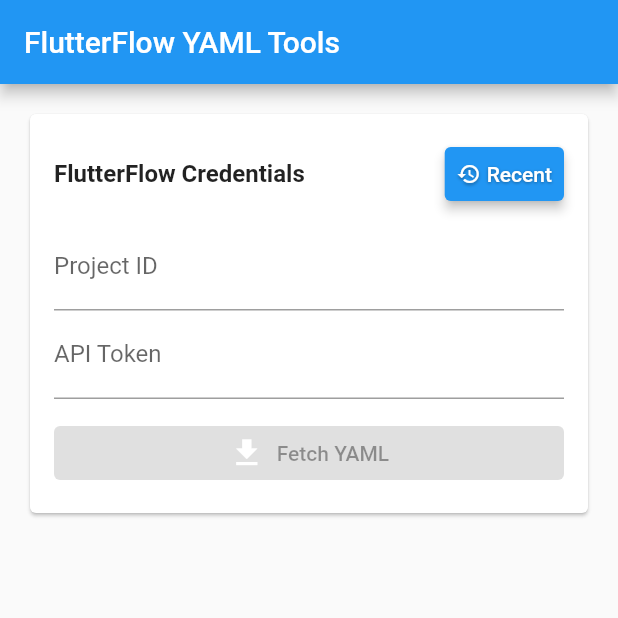
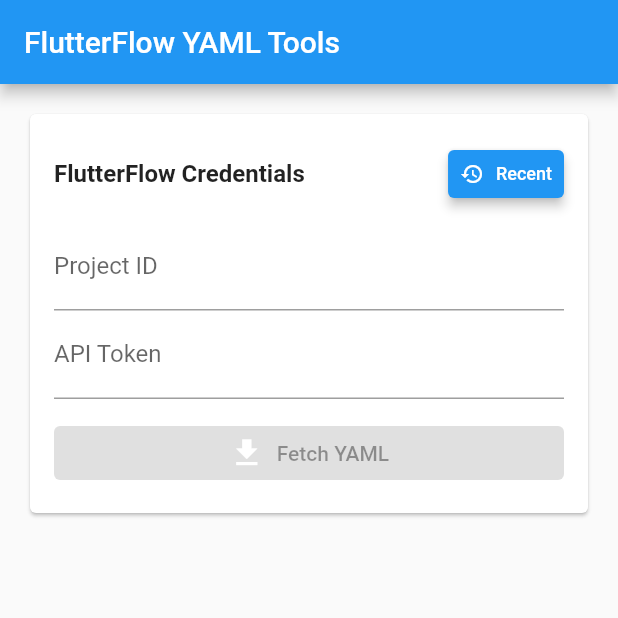
Before and after one commit to sgardoll/yamlTools, a Flutter app: the screen it shows after launch, on a phone screen of 412 x 824 dp, the top half of it. Run offline on Flutter 3.47's test engine with Material 3 defaults, Android fonts, the light colour scheme and no system bars; our stand-ins replace shared_preferences, yaml; missing offline and left inert: dart:html.

Commit message:
Fix icon display and font issues

```diff
--- a/lib/screens/home_screen.dart
+++ b/lib/screens/home_screen.dart
@@ -876,43 +876,25 @@
                           Text('FlutterFlow Credentials',
                               style: TextStyle(
                                   fontSize: 16, fontWeight: FontWeight.bold)),
-                          ElevatedButton(
-                            child: Row(
-                              mainAxisSize: MainAxisSize.min,
-                              children: [
-                                Icon(
-                                  Icons.history,
-                                  size: 16,
-                                  color: Colors.white,
-                                  shadows: [
-                                    Shadow(
-                                      color: Colors.black38,
-                                      blurRadius: 2,
-                                      offset: Offset(0, 1),
-                                    ),
-                                  ],
-                                ),
-                                SizedBox(width: 4),
-                                Text(
-                                  'Recent',
-                                  style: TextStyle(
-                                    shadows: [
-                                      Shadow(
-                                        color: Colors.black38,
-                                        blurRadius: 2,
-                                        offset: Offset(0, 1),
-                                      ),
-                                    ],
-                                  ),
-                                ),
-                              ],
+                          ElevatedButton.icon(
+                            icon: Icon(
+                              Icons.history,
+                              size: 16,
+                              color: Colors.white,
+                            ),
+                            label: Text(
+                              'Recent',
+                              style: TextStyle(
+                                fontSize: 12,
+                              ),
                             ),
                             style: ElevatedButton.styleFrom(
                               backgroundColor: Colors.blue,
                               foregroundColor: Colors.white,
                               elevation: 3,
                               padding: EdgeInsets.symmetric(
-                                  horizontal: 8, vertical: 4),
+                                  horizontal: 8, vertical: 0),
+                              minimumSize: Size(0, 32),
                             ),
                             onPressed: () {
                               setState(() {
```
